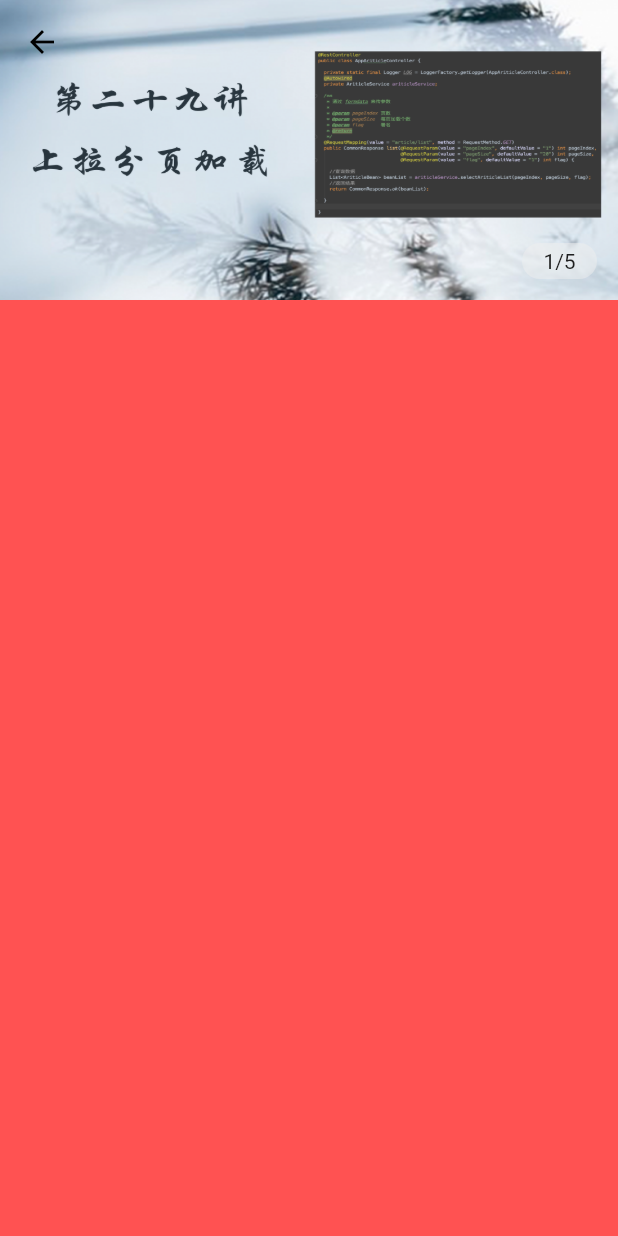
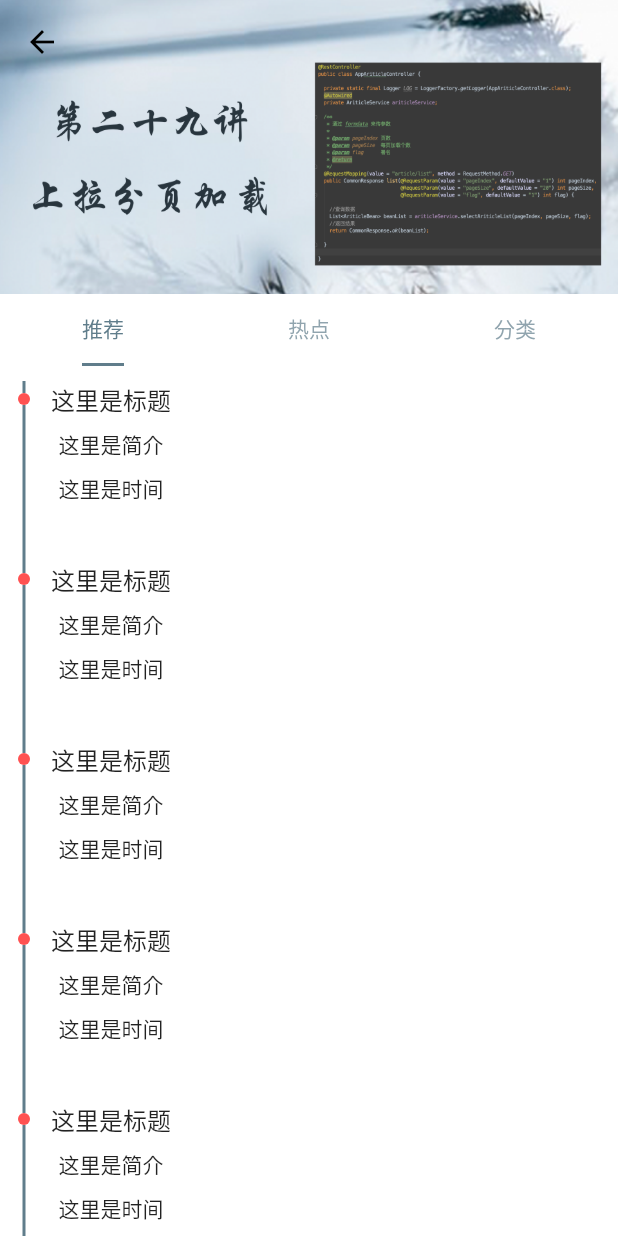
Before and after one commit to zhaolongs/flutter-ho, a Flutter app: the HomeItemDemoPage screen opened directly, on a phone screen of 412 x 824 dp. Run offline on Flutter 3.47's test engine with Material 2 defaults, Android fonts, the light colour scheme and no system bars; our stand-ins replace dio, fluttertoast, package_info, permission_handler, shared_preferences, video_player and 1 more; missing offline and left inert: install_plugin_custom; accounts and stored records are empty; statements that could not run were skipped.

Commit message:
第三十三天 Tabbar 与 Tabbview 实现的标签切换

```diff
--- a/lib/src/pages/demo/home_item_demo_page.dart
+++ b/lib/src/pages/demo/home_item_demo_page.dart
@@ -2,6 +2,7 @@ import 'package:flutter/cupertino.dart';
 import 'package:flutter/material.dart';
 
 import 'banner_widget.dart';
+import 'home_item_tabbar_page.dart';
 
 /// 创建人： Created by zhaolong
 /// 创建时间：Created by  on 2021/1/6.
@@ -17,7 +18,8 @@ class HomeItemDemoPage extends StatefulWidget {
   _HomeItemDemoPageState createState() => _HomeItemDemoPageState();
 }
 
-class _HomeItemDemoPageState extends State<HomeItemDemoPage> {
+class _HomeItemDemoPageState extends State<HomeItemDemoPage>
+    with SingleTickerProviderStateMixin {
   List<String> _list = [
     "assets/images/banner1.png",
     "assets/images/banner1.png",
@@ -31,6 +33,8 @@ class _HomeItemDemoPageState extends State<HomeItemDemoPage> {
   //滑动控制器
   ScrollController _scrollController = new ScrollController();
 
+  TabController _tabController;
+
   @override
   void initState() {
     // TODO: implement initState
@@ -40,16 +44,14 @@ class _HomeItemDemoPageState extends State<HomeItemDemoPage> {
       //获取滑动的距离
       double offset = _scrollController.offset;
 
-      if(offset<=160){
-        _headerOpacity = offset/160;
-        setState(() {
+      if (offset <= 160) {
+        _headerOpacity = offset / 160;
+        setState(() {});
+      }
+    });
 
-        });
-      }
-
-    });
+    _tabController = TabController(vsync: this, length: 3);
   }
-
 
   @override
   Widget build(BuildContext context) {
@@ -73,15 +75,43 @@ class _HomeItemDemoPageState extends State<HomeItemDemoPage> {
               title: Opacity(
                   opacity: _headerOpacity,
                   child: Text(
-                "Demo目录 ",
-                style: TextStyle(color: Colors.white),
-              )),
+                    "Demo目录 ",
+                    style: TextStyle(color: Colors.white),
+                  )),
               //展开的高度
-              expandedHeight: 200,
+              expandedHeight: 244,
               //可折叠隐藏的部分
               flexibleSpace: FlexibleSpaceBar(
-                background: BannerWidget(
-                  imageList: _list,
+                background: Container(
+                  height: 200,
+                  child: BannerWidget(
+                    imageList: _list,
+                  ),
+                ),
+              ),
+              bottom: PreferredSize(
+                preferredSize: Size(MediaQuery.of(context).size.width, 44),
+                child: Material(
+                  color: Colors.white,
+                  child: TabBar(
+                    //下划线的颜色
+                    indicatorColor: Colors.blueGrey,
+                    labelColor: Colors.blueGrey,
+                    //下划线的宽度
+                    indicatorSize:TabBarIndicatorSize.label,
+                    controller: _tabController,
+                    tabs: [
+                      Tab(
+                        text: "推荐",
+                      ),
+                      Tab(
+                        text: "热点",
+                      ),
+                      Tab(
+                        text: "分类",
+                      ),
+                    ],
+                  ),
                 ),
               ),
             ),
@@ -92,9 +122,13 @@ class _HomeItemDemoPageState extends State<HomeItemDemoPage> {
   }
 
   buildBody() {
-    return Container(
-      height: 1990,
-      color: Colors.redAccent,
+    return TabBarView(
+      controller: _tabController,
+      children: [
+        HomeItemTabbarPage(),
+        HomeItemTabbarPage(),
+        HomeItemTabbarPage()
+      ],
     );
   }
 }
--- /dev/null
+++ b/lib/src/pages/demo/home_item_tabbar_page.dart
@@ -0,0 +1,110 @@
+import 'package:flutter/cupertino.dart';
+import 'package:flutter/material.dart';
+import 'package:flutter_ho/src/utils/log_utils.dart';
+
+/// 创建人： Created by zhaolong
+/// 创建时间：Created by  on 2021/1/10.
+///
+/// 可关注公众号：我的大前端生涯   获取最新技术分享
+/// 可关注网易云课堂：https://study.163.com/instructor/1021406098.htm
+/// 可关注博客：https://blog.csdn.net/zl18603543572
+///
+/// 代码清单
+///代码清单
+class HomeItemTabbarPage extends StatefulWidget {
+  @override
+  _HomeItemTabbarPageState createState() => _HomeItemTabbarPageState();
+}
+
+class _HomeItemTabbarPageState extends State<HomeItemTabbarPage>
+    with AutomaticKeepAliveClientMixin {
+  @override
+  void initState() {
+    super.initState();
+    LogUtils.e("页面创建");
+  }
+
+  @override
+  Widget build(BuildContext context) {
+    return ListView.builder(
+      padding: EdgeInsets.only(top: 10),
+      itemCount: 120,
+      itemBuilder: (BuildContext context, int index) {
+        return Container(
+          height: 120,
+          child: Row(
+            children: [
+              SizedBox(
+                width: 12,
+              ),
+              //左侧
+              buildLeftColumn(),
+              SizedBox(
+                width: 14,
+              ),
+              //右侧
+              Column(
+                children: [
+                  Text(
+                    "这里是标题",
+                    style: TextStyle(
+                      fontSize: 16,
+                      fontWeight: FontWeight.w500,
+                    ),
+                  ),
+                  SizedBox(
+                    height: 8,
+                  ),
+                  Text(
+                    "这里是简介",
+                    style: TextStyle(
+                      fontSize: 14,
+                      fontWeight: FontWeight.normal,
+                    ),
+                  ),
+                  SizedBox(
+                    height: 8,
+                  ),
+                  Text(
+                    "这里是时间",
+                    style: TextStyle(
+                      fontSize: 14,
+                      fontWeight: FontWeight.normal,
+                    ),
+                  ),
+                ],
+              )
+            ],
+          ),
+        );
+      },
+    );
+  }
+
+  Column buildLeftColumn() {
+    return Column(
+      children: [
+        Container(
+          width: 2,
+          height: 8,
+          color: Colors.blueGrey,
+        ),
+        ClipOval(
+          child: Container(
+            color: Colors.redAccent,
+            width: 8,
+            height: 8,
+          ),
+        ),
+        Container(
+          width: 2,
+          height: 104,
+          color: Colors.blueGrey,
+        )
+      ],
+    );
+  }
+
+  @override
+  bool get wantKeepAlive => true;
+}
```
